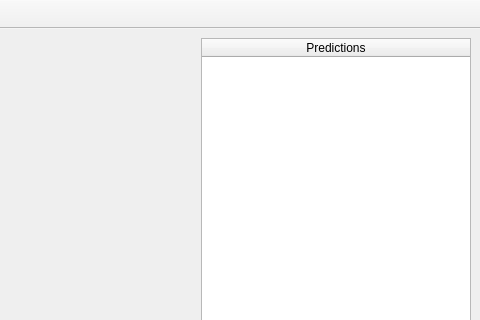
Old version of the form App.ui in the repository byq-luo/bosch; both pictures show x 865 to 1345 and y 0 to 320 of the 1345 by 683 pixel window.
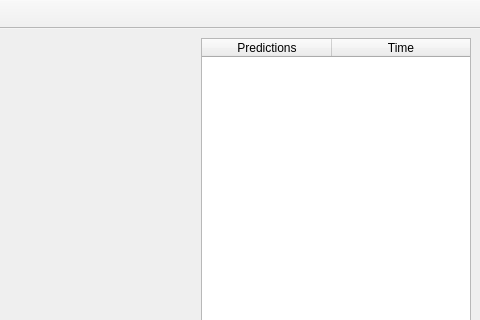
New version of the form. Custom widgets are drawn as their Qt base class.

The edit to the form file:
```diff
--- a/App.ui
+++ b/App.ui
@@ -275,9 +275,15 @@
         <property name="showGrid">
          <bool>false</bool>
         </property>
+        <attribute name="horizontalHeaderDefaultSectionSize">
+         <number>130</number>
+        </attribute>
         <attribute name="horizontalHeaderHighlightSections">
          <bool>false</bool>
         </attribute>
+        <attribute name="horizontalHeaderMinimumSectionSize">
+         <number>9</number>
+        </attribute>
         <attribute name="horizontalHeaderStretchLastSection">
          <bool>true</bool>
         </attribute>
@@ -289,6 +295,11 @@
           <string>Predictions</string>
          </property>
         </column>
+        <column>
+         <property name="text">
+          <string>Time</string>
+         </property>
+        </column>
        </widget>
       </item>
       <item>
```
Left out of the diff: 3 changed lines with no effect on the pictures.
